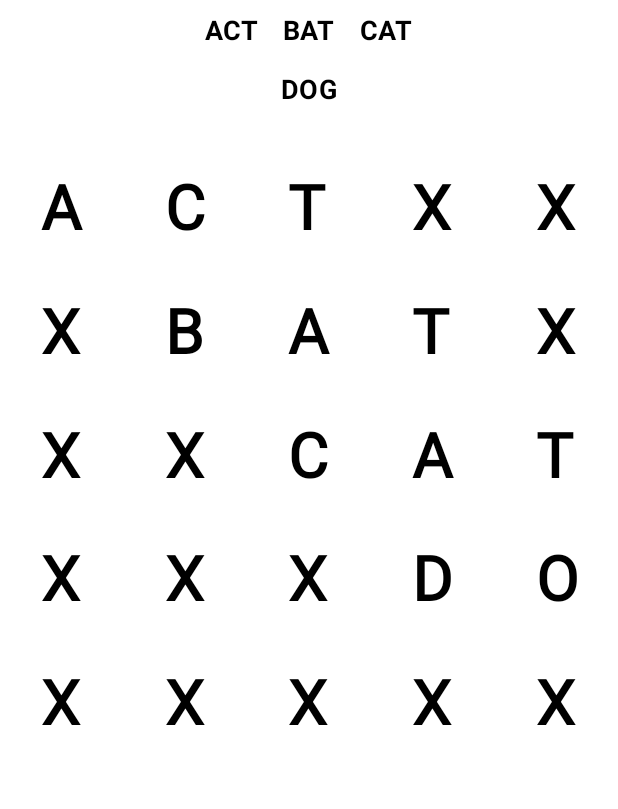
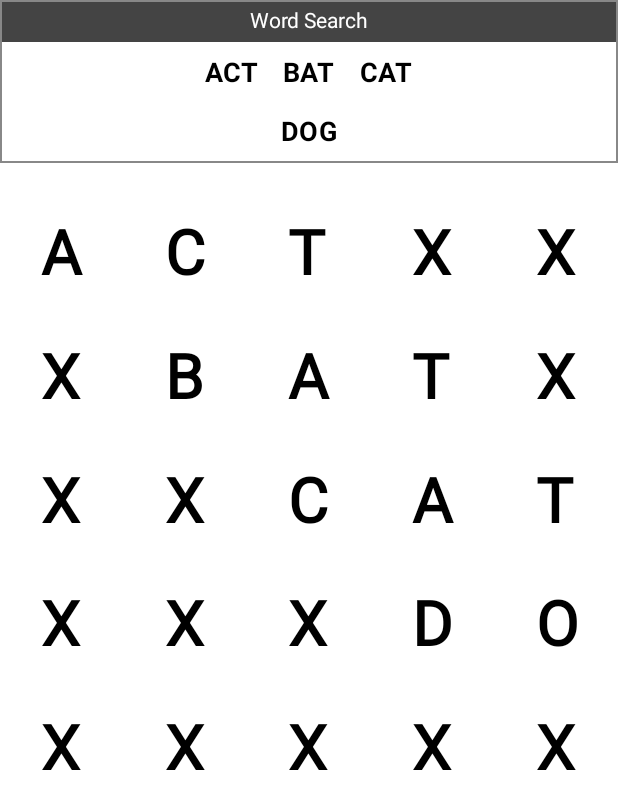
Before and after one commit to ajay020/word-search-game, an Android app built with Jetpack Compose: the @Preview function WordSearchPreview, on a phone screen of 412 x 824 dp. Shown: the top 809 px of the screen. Run offline under Robolectric (Android 15) with nearby library versions, the phone set to English and light mode, and no system bars.

Commit message:
add puzzle theme to word list.

```diff
--- a/app/src/main/java/com/example/wordsearch/ui/components/SearchGrid.kt
+++ b/app/src/main/java/com/example/wordsearch/ui/components/SearchGrid.kt
@@ -4,18 +4,25 @@ package com.example.wordsearch.ui.components
 
 import androidx.compose.foundation.Canvas
 import androidx.compose.foundation.background
+import androidx.compose.foundation.border
 import androidx.compose.foundation.gestures.detectDragGestures
 import androidx.compose.foundation.layout.Arrangement
 import androidx.compose.foundation.layout.Box
 import androidx.compose.foundation.layout.BoxWithConstraints
 import androidx.compose.foundation.layout.Column
+import androidx.compose.foundation.layout.Row
+import androidx.compose.foundation.layout.Spacer
 import androidx.compose.foundation.layout.fillMaxSize
+import androidx.compose.foundation.layout.fillMaxWidth
+import androidx.compose.foundation.layout.height
 import androidx.compose.foundation.layout.padding
 import androidx.compose.foundation.layout.size
 import androidx.compose.foundation.layout.width
 import androidx.compose.foundation.layout.wrapContentSize
+import androidx.compose.material3.Text
 import androidx.compose.runtime.Composable
 import androidx.compose.runtime.LaunchedEffect
+import androidx.compose.runtime.collectAsState
 import androidx.compose.runtime.getValue
 import androidx.compose.runtime.mutableFloatStateOf
 import androidx.compose.runtime.remember
@@ -50,6 +57,7 @@ fun SearchGrid(
     navigateToMainScreen: () -> Unit,
 ) {
     val uiState = viewModel.uiState.value
+    val theme by viewModel.theme.collectAsState()
 
     Column(
         modifier =
@@ -61,6 +69,7 @@ fun SearchGrid(
         MainContent(
             modifier = Modifier,
             uiState = uiState,
+            theme = theme,
             onDragStart = { offset: Offset, cellSize: Float ->
                 viewModel.onDragStart(
                     offset,
@@ -94,6 +103,7 @@ fun SearchGrid(
 @Composable
 fun MainContent(
     modifier: Modifier = Modifier,
+    theme: String? = null,
     uiState: SearchGridState,
     onDragStart: (Offset, Float) -> Unit,
     onDragEnd: () -> Unit,
@@ -136,11 +146,21 @@ fun MainContent(
         Column(
             modifier =
                 Modifier
-//                .background(Color.White.copy(alpha = 0.2f))
                     .width(with(density) { gridWidth.toDp() }),
-            verticalArrangement = Arrangement.spacedBy(18.dp),
             horizontalAlignment = Alignment.CenterHorizontally,
         ) {
+
+            Column(
+                modifier = Modifier
+                    .fillMaxWidth()
+                    .border(1.dp, Color.Gray)
+                ,
+                horizontalAlignment = Alignment.CenterHorizontally,
+            ) {
+                // Word list header
+                WordListHeader(
+                    theme = theme
+                )
                 // Word List
                 WordList(
                     modifier =
@@ -149,7 +169,9 @@ fun MainContent(
                         .background(Color.Transparent),
                     words = uiState.words,
                 )
+            }
 
+            Spacer(modifier = Modifier.height(20.dp))
             Box(
                 modifier =
                     Modifier
@@ -315,6 +337,23 @@ fun getDirection(
     }
 }
 
+
+@Composable
+fun WordListHeader(modifier: Modifier = Modifier, theme: String?) {
+    Row(
+        modifier = modifier
+            .fillMaxWidth()
+            .background(Color.DarkGray),
+        horizontalArrangement = Arrangement.Center
+    ) {
+        Text(
+            modifier = modifier.padding(6.dp),
+            text =  theme ?:  "Word Search",
+            color = Color.White
+        )
+    }
+}
+
 @Suppress("LongParameterList")
 fun constrainToDirection(
     start: Offset,
--- a/app/src/main/java/com/example/wordsearch/ui/components/WordList.kt
+++ b/app/src/main/java/com/example/wordsearch/ui/components/WordList.kt
@@ -58,7 +58,11 @@ fun WordItem(word: Word) {
     }
 }
 
-@Preview(showBackground = true)
+@Preview(
+    showBackground = true,
+    widthDp = 360,
+    heightDp = 619,
+)
 @Composable
 private fun WordListPreviw() {
     val words =
```
Lines whose indentation alone changed are shown as unchanged.
